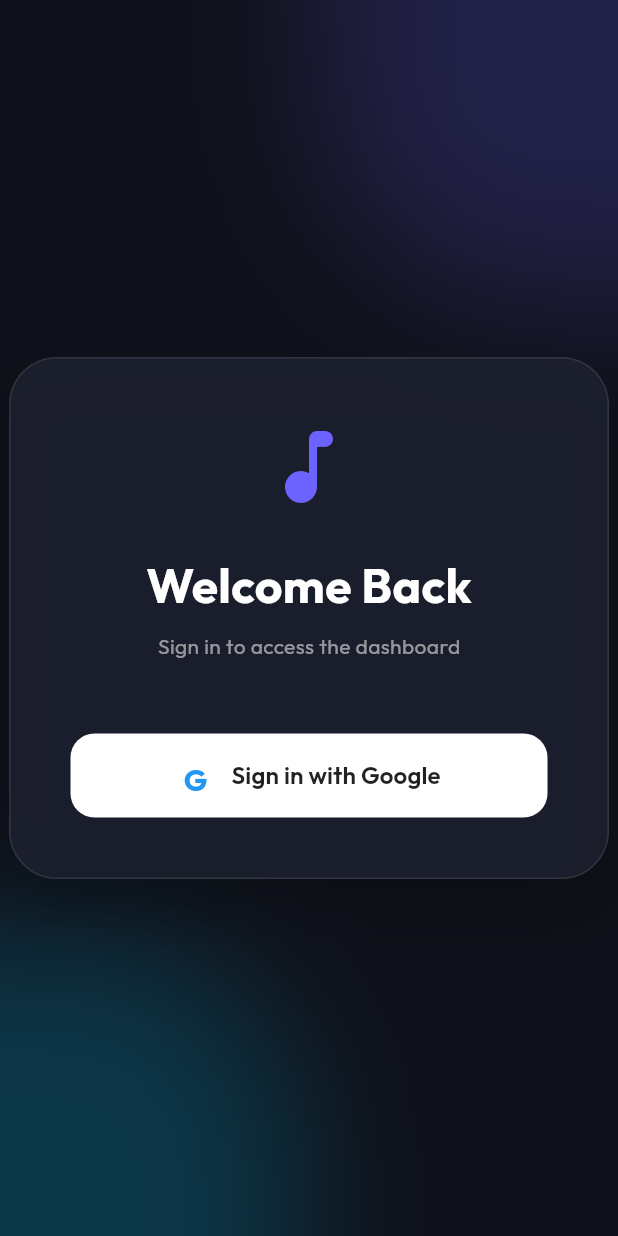
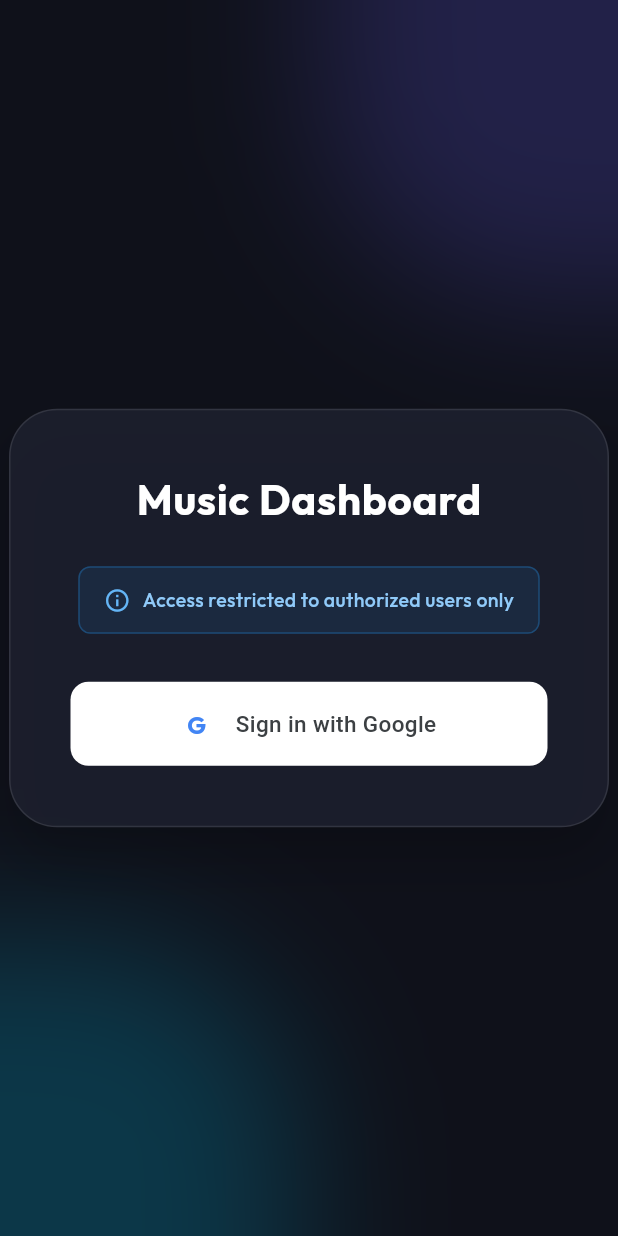
Before and after one commit to InfoGreenItIs/MusicDashboard, a Flutter app: the screen it shows after launch, on a phone screen of 412 x 824 dp. Run offline on Flutter 3.47's test engine with Material 3 defaults, Android fonts, the light colour scheme and no system bars; our stand-ins replace cloud_firestore, cloud_functions, firebase_auth, firebase_core, google_fonts, google_sign_in; accounts and stored records are empty; network calls fail; statements that could not run were skipped.

Commit message:
Enhanced login screen with official Google logo and auth notice
- Replaced custom Google logo with official logo from Firebase CDN
- Added authorization notice for restricted access
- Removed music icon and Welcome Back text for cleaner design
- Improved button styling with proper Google branding
- Used Roboto font for Google button (official Google font)
- Added fallback for logo if network fails

```diff
--- a/lib/screens/login_screen.dart
+++ b/lib/screens/login_screen.dart
@@ -169,26 +169,53 @@ class _LoginScreenState extends State<LoginScreen> {
               child: Column(
                 mainAxisSize: MainAxisSize.min,
                 children: [
-                  Icon(
-                    Icons.music_note_rounded,
-                    size: 64,
-                    color: Theme.of(context).primaryColor,
+                  Text(
+                    'Music Dashboard',
+                    style: GoogleFonts.outfit(
+                      fontSize: 28,
+                      fontWeight: FontWeight.bold,
+                      color: Colors.white,
+                      letterSpacing: 0.5,
+                    ),
                   ),
                   const SizedBox(height: 24),
-                  Text(
-                    'Welcome Back',
-                    style: GoogleFonts.outfit(
-                      fontSize: 32,
-                      fontWeight: FontWeight.bold,
-                      color: Colors.white,
+                  Container(
+                    padding: const EdgeInsets.symmetric(
+                      horizontal: 16,
+                      vertical: 12,
+                    ),
+                    decoration: BoxDecoration(
+                      color: Colors.blue.withOpacity(0.1),
+                      borderRadius: BorderRadius.circular(8),
+                      border: Border.all(
+                        color: Colors.blue.withOpacity(0.3),
+                        width: 1,
                       ),
                     ),
-                  const SizedBox(height: 8),
-                  Text(
-                    'Sign in to access the dashboard',
-                    style: TextStyle(color: Colors.white54),
+                    child: Row(
+                      mainAxisSize: MainAxisSize.min,
+                      children: [
+                        Icon(
+                          Icons.info_outline,
+                          color: Colors.blue[300],
+                          size: 18,
                         ),
-                  const SizedBox(height: 48),
+                        const SizedBox(width: 8),
+                        Flexible(
+                          child: Text(
+                            'Access restricted to authorized users only',
+                            style: TextStyle(
+                              color: Colors.blue[200],
+                              fontSize: 13,
+                              fontWeight: FontWeight.w500,
+                            ),
+                            textAlign: TextAlign.center,
+                          ),
+                        ),
+                      ],
+                    ),
+                  ),
+                  const SizedBox(height: 32),
 
                   if (_errorMessage != null) ...[
                     Container(
@@ -263,44 +290,56 @@ class _LoginScreenState extends State<LoginScreen> {
         style: ElevatedButton.styleFrom(
           backgroundColor: Colors.white,
           foregroundColor: Colors.black,
-          elevation: 0,
+          elevation: 2,
+          shadowColor: Colors.black.withOpacity(0.1),
           shape: RoundedRectangleBorder(
-            borderRadius: BorderRadius.circular(16),
+            borderRadius: BorderRadius.circular(12),
           ),
+          padding: const EdgeInsets.symmetric(horizontal: 24),
         ),
         child: _isLoading
             ? const SizedBox(
                 width: 24,
                 height: 24,
-                child: CircularProgressIndicator(strokeWidth: 2),
+                child: CircularProgressIndicator(
+                  strokeWidth: 2,
+                  valueColor: AlwaysStoppedAnimation<Color>(Colors.blue),
+                ),
               )
             : Row(
                 mainAxisAlignment: MainAxisAlignment.center,
+                mainAxisSize: MainAxisSize.min,
                 children: [
-                  SizedBox(
-                    width: 24,
-                    height: 24,
-                    child: Center(
-                      child: Text(
+                  // Official Google Logo from CDN
+                  Image.network(
+                    'https://www.gstatic.com/firebasejs/ui/2.0.0/images/auth/google.svg',
+                    width: 20,
+                    height: 20,
+                    errorBuilder: (context, error, stackTrace) {
+                      // Fallback to simple "G" if image fails to load
+                      return Container(
+                        width: 20,
+                        height: 20,
+                        alignment: Alignment.center,
+                        child: const Text(
                           'G',
                           style: TextStyle(
                             fontWeight: FontWeight.bold,
-                          fontSize: 20,
-                          color: Colors.blue,
+                            fontSize: 16,
+                            color: Color(0xFF4285F4),
                           ),
                         ),
+                      );
+                    },
                   ),
-                  ),
-                  const SizedBox(width: 12),
-                  Flexible(
-                    child: Text(
+                  const SizedBox(width: 16),
+                  Text(
                     'Sign in with Google',
-                      style: GoogleFonts.outfit(
-                        fontWeight: FontWeight.w600,
-                        fontSize: 16,
-                        color: Colors.black87,
-                      ),
-                      overflow: TextOverflow.ellipsis,
+                    style: GoogleFonts.roboto(
+                      fontWeight: FontWeight.w500,
+                      fontSize: 15,
+                      color: const Color(0xFF3C4043),
+                      letterSpacing: 0.25,
                     ),
                   ),
                 ],
```
Also changed, not shown: 1 other file. Lines whose indentation alone changed are shown as unchanged.
